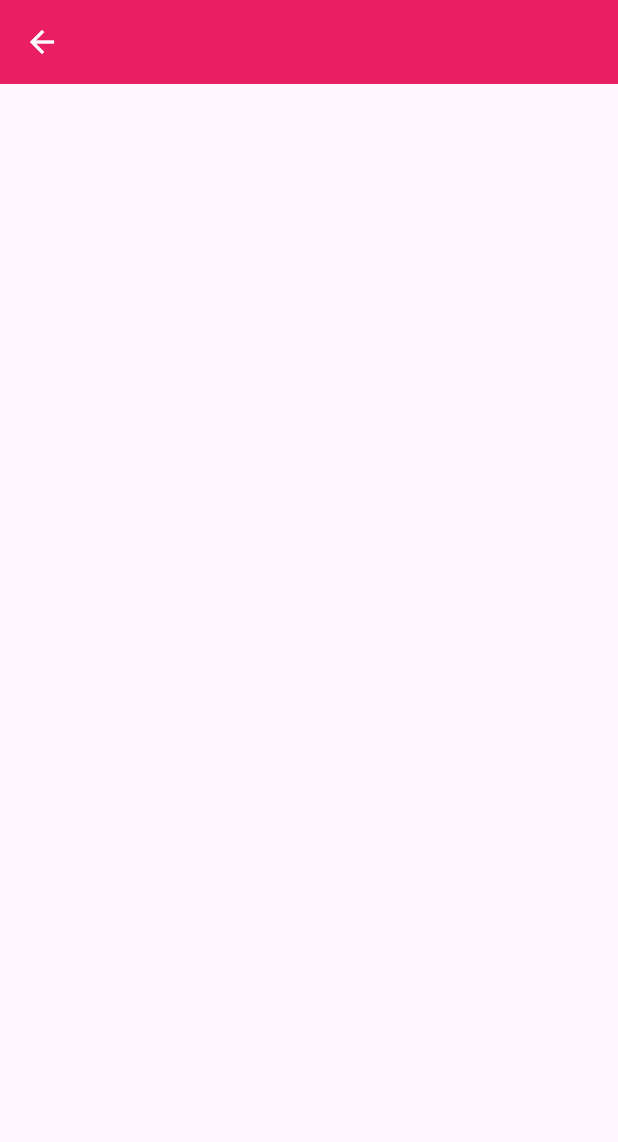
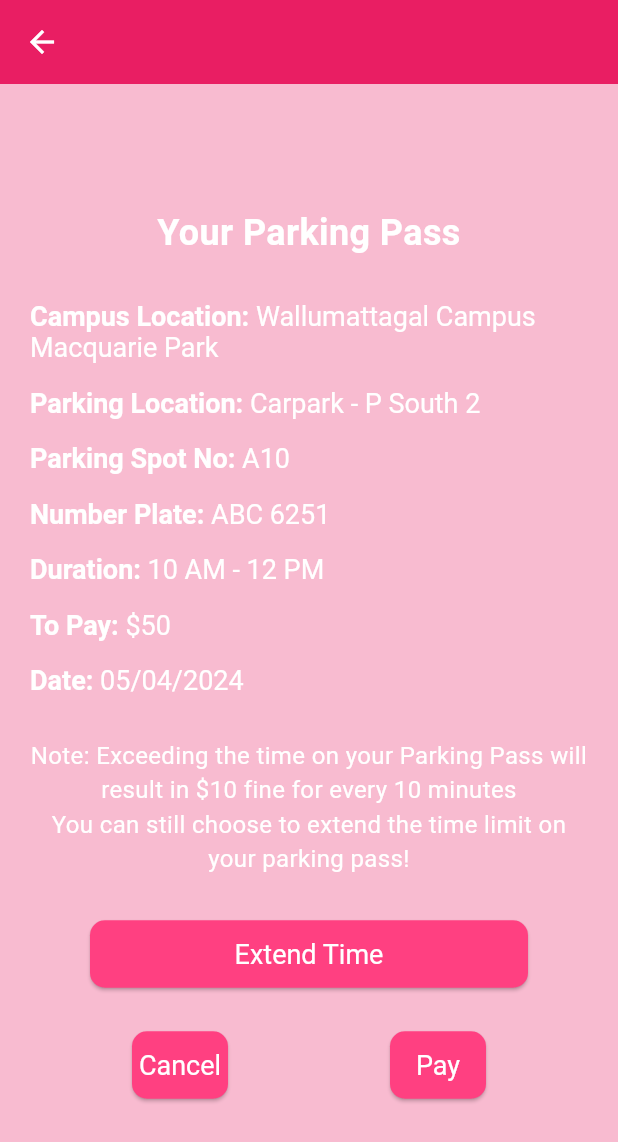
Before and after one commit to Buchu97/Parking-Spot-Booking-Service-Flutter-Application-, a Flutter app: the ParkingPass screen opened directly, on a phone screen of 412 x 824 dp. Shown: the top 1142 px of the screen. Run offline on Flutter 3.47's test engine with Material 3 defaults, Android fonts, the phone set to English and light mode, and no system bars.

Commit message:
completing the parkingPass page & widget

```diff
--- a/mvp_mq/lib/parking_pass.dart
+++ b/mvp_mq/lib/parking_pass.dart
@@ -1,4 +1,6 @@
 import 'package:flutter/material.dart';
+import 'package:mvp_mq/mq_app.dart';
+import 'package:mvp_mq/service_button.dart';
 
 class ParkingPass extends StatelessWidget{
   const ParkingPass({super.key});
@@ -14,6 +16,86 @@ class ParkingPass extends StatelessWidget{
           backgroundColor: Colors.pink,
           elevation: 0,
         ),
+         body: Container(
+        color: Colors.pink[100], // Set background color
+        padding: const EdgeInsets.all(20),
+        child: Column(
+          mainAxisAlignment: MainAxisAlignment.center,
+          crossAxisAlignment: CrossAxisAlignment.stretch,
+          children: <Widget>[
+            const Text(
+              'Your Parking Pass',
+              style: TextStyle(color: Colors.white, fontSize: 24, fontWeight: FontWeight.bold),
+              textAlign: TextAlign.center,
+            ),
+            const SizedBox(height: 20),
+            _infoCard("Campus Location:", "Wallumattagal Campus Macquarie Park"),
+            _infoCard("Parking Location:", "Carpark - P South 2"),
+            _infoCard("Parking Spot No:", "A10"),
+            _infoCard("Number Plate:", "ABC 6251"),
+            _infoCard("Duration:", "10 AM - 12 PM"),
+            _infoCard("To Pay:", "\$50"),
+            _infoCard("Date:", "05/04/2024"),
+            const Padding(
+              padding:  EdgeInsets.symmetric(vertical: 20.0),
+              child: Text(
+                'Note: Exceeding the time on your Parking Pass will result in \$10 fine for every 10 minutes\nYou can still choose to extend the time limit on your parking pass!',
+                style: TextStyle(color: Colors.white, fontSize: 16),
+                textAlign: TextAlign.center,
+              ),
+            ),
+            ServiceButton(
+              text: "Extend Time",nextPage: (){},
+              // style: ElevatedButton.styleFrom(
+              //   foregroundColor: Colors.pink, backgroundColor: Colors.white, // Text color
+              // ),
+              // onPressed: () {},
+              // child:const Text('Extend Time'),
+            ),
+            const SizedBox(height: 10),
+            Row(
+              mainAxisAlignment: MainAxisAlignment.spaceEvenly,
+              children: [
+                ServiceButton(
+                  text: "Cancel",nextPage: (){
+                    Navigator.of(context).push(MaterialPageRoute(
+                  builder: (context) => const MQApp(),
+                ));
+                  },
+
+                  // style: ElevatedButton.styleFrom(
+                  //   foregroundColor: Colors.pink, backgroundColor: Colors.white, // Text color
+                  // ),
+                  // onPressed: () => Navigator.of(context).pop(),
+                  // child: const Text('Cancel'),
+                ),
+                ServiceButton(
+                  text: "Pay",nextPage: (){},
+                ),
+
+              ],
+            ),
+          ],
+        ),
+      ),
+    );
+  }
+
+  Widget _infoCard(String title, String value) {
+    return Padding(
+      padding: const EdgeInsets.symmetric(vertical: 8.0),
+      child: RichText(
+        text: TextSpan(
+          text: '$title ',
+          style: const TextStyle(color: Colors.white, fontSize: 18, fontWeight: FontWeight.bold),
+          children: <TextSpan>[
+            TextSpan(
+              text: value,
+              style: const TextStyle(fontWeight: FontWeight.normal),
+            ),
+          ],
+        ),
+      ),
   );
 
 }
```
